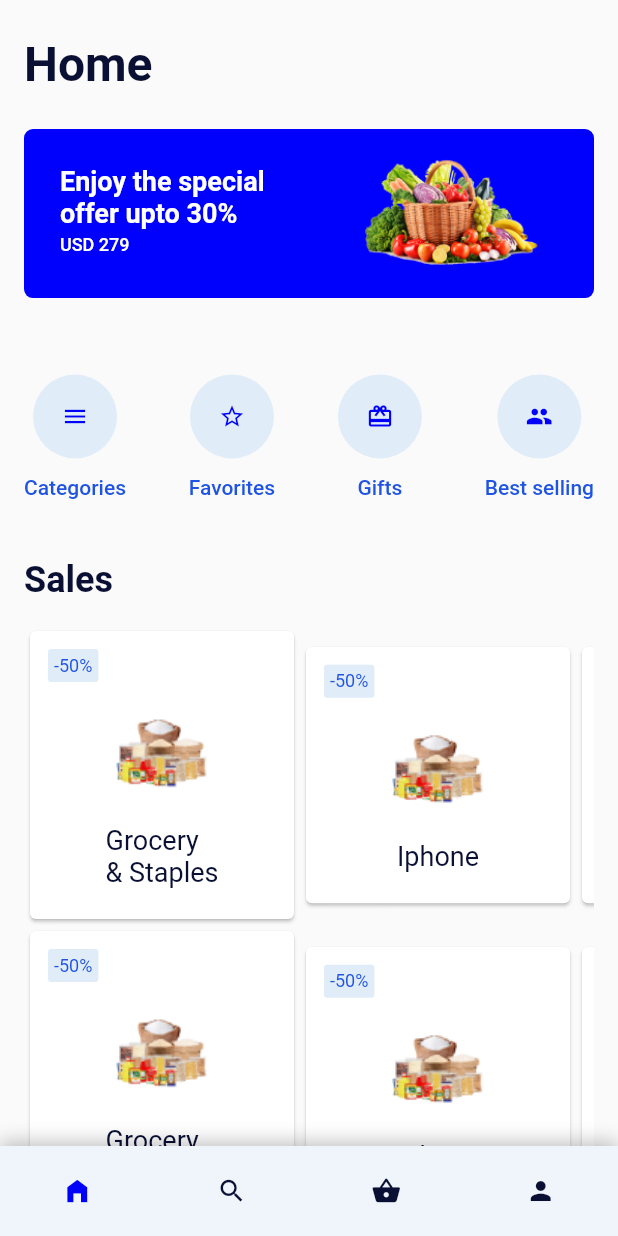
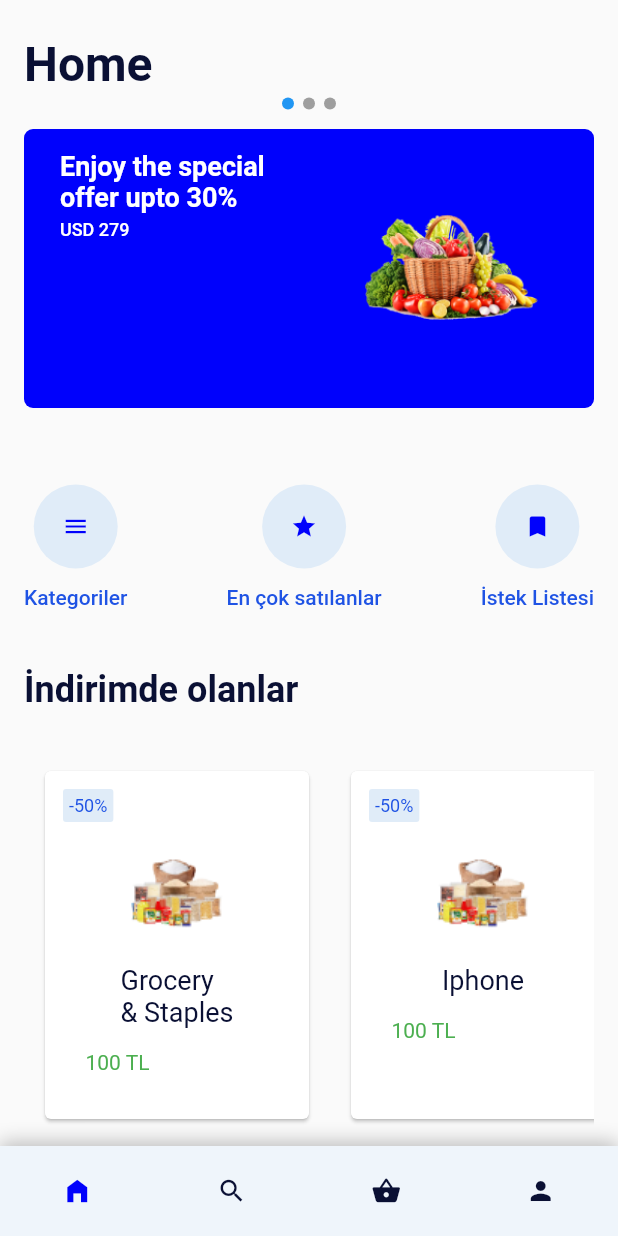
Before and after one commit to MuhammedFatihInce/3301456_213301002, a Flutter app: the screen it shows after launch, on a phone screen of 412 x 824 dp. Run offline on Flutter 3.47's test engine with Material 2 defaults, Android fonts, the phone set to English and light mode, and no system bars; our stand-ins replace flutter_riverpod.

Commit message:
Flutter_proje

```diff
--- a/lib/components/buildContext.dart
+++ b/lib/components/buildContext.dart
@@ -5,7 +5,7 @@ Widget buildContent(String title, String photoUrl, String price, BuildContext co
   return GestureDetector(
     onTap: () {
       Navigator.push(context, MaterialPageRoute(builder: (context) {
-        return ProductDetailPage(title);
+        return ProductDetailPage(title, photoUrl);
       }));
     },
     child: Container(
--- a/lib/components/buildSalesItem.dart
+++ b/lib/components/buildSalesItem.dart
@@ -1,4 +1,6 @@
+import 'package:deneme_flutter/components/buildNavigation.dart';
 import 'package:deneme_flutter/components/label.dart';
+import 'package:deneme_flutter/pages/productDetail.dart';
 import 'package:flutter/material.dart';
 
 Widget buildSalesItem({
@@ -6,8 +8,15 @@ Widget buildSalesItem({
   required String photoUrl,
   required String discount,
   required double screenWidth,
+  required BuildContext context,
 }) {
-  return Card(
+  return GestureDetector(
+    onTap: () {
+      Navigator.push(context, MaterialPageRoute(builder: (context) {
+        return ProductDetailPage(text, photoUrl);
+      }));
+    },
+    child: Card(
       child: Container(
         width: (screenWidth - 60) * 0.5,
         padding: EdgeInsets.only(left: 12, top: 12, bottom: 21, right: 12),
@@ -25,7 +34,26 @@ Widget buildSalesItem({
             Center(
                 child: Text(text,
                     style: TextStyle(fontSize: 18, color: Color(0XFF0A1034)))),
+            SizedBox(
+              height: 15,
+            ),
+            Padding(
+              padding: const EdgeInsets.symmetric(horizontal: 15),
+              child: SizedBox(
+                height: 15,
+                child: Row(
+                  mainAxisAlignment: MainAxisAlignment.spaceBetween,
+                  children: [
+                    Text(
+                      "100 TL",
+                      style: TextStyle(color: Colors.green),
+                    ),
                   ],
+                ),
+              ),
+            )
+          ],
+        ),
       ),
     ),
   );
--- a/lib/pages/category.dart
+++ b/lib/pages/category.dart
@@ -1,7 +1,6 @@
 import 'package:deneme_flutter/components/bottomNavigation.dart';
 import 'package:deneme_flutter/components/buildContext.dart';
 import 'package:deneme_flutter/components/header.dart';
-import 'package:deneme_flutter/pages/productDetail.dart';
 import 'package:flutter/material.dart';
 
 class CategoryPage extends StatelessWidget {
@@ -86,16 +85,19 @@ class CategoryPage extends StatelessWidget {
                   mainAxisSpacing: 15,
                   crossAxisSpacing: 10,
                   children: products.map((Map product) {
-                    return buildContent(
-                        product["isim"], product["fotograf"], product["fiyat"], context);
+                    return buildContent(product["isim"], product["fotograf"],
+                        product["fiyat"], context);
                   }).toList(),
                 ),
-              )
+              ),
+              SizedBox(height: 50,),
             ],
+
           )),
 
-              //BOTTOM NAVİGATİON
-             bottomNavigationBar("search"),
+
+      //BOTTOM NAVİGATİON
+      bottomNavigationBar("search"),
     ])));
   }
 }
--- a/lib/pages/home.dart
+++ b/lib/pages/home.dart
@@ -8,13 +8,15 @@ import 'package:flutter/material.dart';
 import 'categories.dart';
 import '../components/bottomNavigation.dart';
 
-
 class HomePage extends StatefulWidget {
   @override
   _HomePageState createState() => _HomePageState();
 }
 
 class _HomePageState extends State<HomePage> {
+  List<Widget> campaigns = [buildBanner(), buildBanner(), buildBanner()];
+  int newIndex = 0;
+
   List<Product> product = [
     Product.withId(
         id: 1,
@@ -77,7 +79,52 @@ class _HomePageState extends State<HomePage> {
                     buildHeader(),
 
                     //Banner
-                    buildBanner(),
+                    Stack(
+                      children: [
+                        SizedBox(
+                          height: 210,
+                          child: PageView.builder(
+                            controller: PageController(initialPage: 0),
+                            itemCount: 3,
+                            itemBuilder: (context, index) {
+                              return campaigns[index];
+                            },
+                            onPageChanged: (index) {
+                              setState(() {
+                                newIndex = index;
+                              });
+                            },
+                          ),
+                        ),
+                        Align(
+                          alignment: Alignment.bottomCenter,
+                          child: Padding(
+                            padding: EdgeInsets.only(
+                              bottom: 12.0,
+                            ),
+                            child: Row(
+                              mainAxisAlignment: MainAxisAlignment.center,
+                              crossAxisAlignment: CrossAxisAlignment.center,
+                              children: [
+                                for (int i = 0; i < campaigns.length; i++)
+                                  Container(
+                                    width: 8,
+                                    height: 8,
+                                    margin: EdgeInsets.all(3.0),
+                                    decoration: BoxDecoration(
+                                      color: newIndex == i
+                                          ? Colors.blue
+                                          : Colors.grey,
+                                      shape: BoxShape.circle,
+                                    ),
+                                  )
+                              ],
+                            ),
+                          ),
+                        )
+                      ],
+                    ),
+                    //buildBanner(),
 
                     //Butonlar
                     Padding(
@@ -87,23 +134,18 @@ class _HomePageState extends State<HomePage> {
                         children: [
                           //ilk eleman
                           buildNavigation(
-                              text: "Categories",
+                              text: "Kategoriler",
                               icon: Icons.menu,
                               widget: CategoriesPage(),
                               context: context),
                           buildNavigation(
-                              text: "Favorites",
-                              icon: Icons.star_border,
+                              text: "En çok satılanlar",
+                              icon: Icons.star,
                               widget: Container(),
                               context: context),
                           buildNavigation(
-                              text: "Gifts",
-                              icon: Icons.card_giftcard,
-                              widget: Container(),
-                              context: context),
-                          buildNavigation(
-                              text: "Best selling",
-                              icon: Icons.people,
+                              text: "İstek Listesi",
+                              icon: Icons.bookmark,
                               widget: Container(),
                               context: context),
                         ],
@@ -113,7 +155,7 @@ class _HomePageState extends State<HomePage> {
                     SizedBox(height: 40),
                     // SALES TİTLE
                     Text(
-                      "Sales",
+                      "İndirimde olanlar",
                       style: TextStyle(
                           fontWeight: FontWeight.bold,
                           fontSize: 24,
@@ -124,73 +166,47 @@ class _HomePageState extends State<HomePage> {
                     ),
 
                     //SALES ITEMS
-                SingleChildScrollView(
-                  scrollDirection:Axis.horizontal,
-                  child:Row(
-                    mainAxisAlignment:MainAxisAlignment.center,
-                    children:[
-                      buildSalesItem(
-                        text:"${product[0].name}",
-                        photoUrl:"${product[0].photoUrl}",
-                        discount:"${product[0].discount}",
-                        screenWidth:screenWidth,
-                      ),
-                      buildSalesItem(
-                        text:"${product[1].name}",
-                        photoUrl:"${product[1].photoUrl}",
-                        discount:"${product[1].discount}",
-                        screenWidth:screenWidth,
-                      ),
-                      buildSalesItem(
-                        text:"${product[2].name}",
-                        photoUrl:"${product[2].photoUrl}",
-                        discount:"${product[2].discount}",
-                        screenWidth:screenWidth,
-                      ),
-                      buildSalesItem(
-                        text:"${product[3].name}",
-                        photoUrl:"${product[3].photoUrl}",
-                        discount:"${product[3].discount}",
-                        screenWidth:screenWidth,
-                      ),
-                    ],
-                  ),
-                ),
-                SingleChildScrollView(
-                  scrollDirection:Axis.horizontal,
-                  child:Row(
-                    mainAxisAlignment:MainAxisAlignment.center,
-                    children:[
-                      buildSalesItem(
-                        text:"${product[0].name}",
-                        photoUrl:"${product[0].photoUrl}",
-                        discount:"${product[0].discount}",
-                        screenWidth:screenWidth,
-                      ),
-                      buildSalesItem(
-                        text:"${product[1].name}",
-                        photoUrl:"${product[1].photoUrl}",
-                        discount:"${product[1].discount}",
-                        screenWidth:screenWidth,
-                      ),
-                      buildSalesItem(
-                        text:"${product[2].name}",
-                        photoUrl:"${product[2].photoUrl}",
-                        discount:"${product[2].discount}",
-                        screenWidth:screenWidth,
-                      ),
-                      buildSalesItem(
-                        text:"${product[3].name}",
-                        photoUrl:"${product[3].photoUrl}",
-                        discount:"${product[3].discount}",
-                        screenWidth:screenWidth,
-                      ),
-                    ],
-                  ),
-                ),
+                    SizedBox(
+                      height: 270,
+                      child: ListView.separated(
+                          separatorBuilder: (context, index) => const SizedBox(
+                            width: 20,
+                          ),
+                          itemCount: product.length,
+                          padding: EdgeInsets.only(left: 10, top: 20, right: 20, bottom: 10),
+                          scrollDirection: Axis.horizontal,
+                          itemBuilder: (context, index) {
+                            return buildSalesItem(
+                              text: "${product[index].name}",
+                              photoUrl: "${product[index].photoUrl}",
+                              discount: "${product[index].discount}",
+                              context: context,
+                              screenWidth: screenWidth,
+                            );
+                          }),
+                    ),
 
+                    SizedBox(
+                      height: 270,
+                      child: ListView.separated(
+                          separatorBuilder: (context, index) => const SizedBox(
+                                width: 20,
+                              ),
+                          itemCount: product.length,
+                          padding: EdgeInsets.only(left: 10, top: 20, right: 20, bottom: 10),
+                          scrollDirection: Axis.horizontal,
+                          itemBuilder: (context, index) {
+                            return buildSalesItem(
+                              text: "${product[index].name}",
+                              photoUrl: "${product[index].photoUrl}",
+                              discount: "${product[index].discount}",
+                              context: context,
+                              screenWidth: screenWidth,
+                            );
+                          }),
+                    ),
 
-                  SizedBox(
+                    SizedBox(
                       height: 55,
                     ),
                   ],
@@ -206,18 +222,3 @@ class _HomePageState extends State<HomePage> {
     );
   }
 }
-
-List<Widget> buildfor(List<Product> product, double screenWidth) {
-  List<Widget> salesItem = [];
-  for (int i = 0; i < product.length; i++) {
-    salesItem = [
-      buildSalesItem(
-        text: "${product[i].name}",
-        photoUrl: "${product[i].photoUrl}",
-        discount: "${product[i].discount}",
-        screenWidth: screenWidth,
-      )
-    ];
-  }
-  return salesItem.toList();
-}
--- a/lib/pages/main.dart
+++ b/lib/pages/main.dart
@@ -1,8 +1,9 @@
 import 'package:deneme_flutter/pages/home.dart';
 import 'package:flutter/material.dart';
+import 'package:flutter_riverpod/flutter_riverpod.dart';
 
 void main() {
-  runApp(MyApp());
+  runApp(ProviderScope(child: MyApp()));
 }
 
 class MyApp extends StatelessWidget {
@@ -10,6 +11,7 @@ class MyApp extends StatelessWidget {
   Widget build(BuildContext context) {
 
     return MaterialApp(
+      debugShowCheckedModeBanner: false,
       title: 'Flutter Demo',
       theme: ThemeData(
         primarySwatch: Colors.blue,
--- a/lib/pages/productDetail.dart
+++ b/lib/pages/productDetail.dart
@@ -1,14 +1,14 @@
 import 'package:deneme_flutter/components/bottomNavigation.dart';
 import 'package:deneme_flutter/components/capacityOption.dart';
 import 'package:deneme_flutter/components/colorOption.dart';
-import 'package:deneme_flutter/components/label.dart';
 import 'package:deneme_flutter/components/header.dart';
 import 'package:flutter/material.dart';
 
 class ProductDetailPage extends StatefulWidget {
   String productTitle;
+  String photoUrl;
 
-  ProductDetailPage(this.productTitle);
+  ProductDetailPage(this.productTitle, this.photoUrl);
 
   @override
   _ProductDetailPage createState() => _ProductDetailPage();
@@ -58,7 +58,7 @@ class _ProductDetailPage extends State<ProductDetailPage> {
                     //ÜRÜN FOTOĞRAFI
                     Center(
                       child: Image.asset(
-                        "assets/images/mobilePhone.png",
+                       widget.photoUrl,
                         width: 150,
                         height: 200,
                       ),
@@ -121,6 +121,25 @@ class _ProductDetailPage extends State<ProductDetailPage> {
                         print("Ürün İsmi: " + widget.productTitle);
                         print("Ürün rengi: " + selectedColor.value.toString());
                         print("Ürün kapasitesi: " + selectedCapacity.toString() + " gb");
+
+                      },
+                      child: Container(
+                        width: double.infinity,
+                        padding: EdgeInsets.symmetric(vertical: 16),
+                        decoration: BoxDecoration(
+                          borderRadius: BorderRadius.circular(4),
+                          color: Colors.deepOrangeAccent,
+                        ),
+                        child: Text("İstek Listesine Ekle", textAlign: TextAlign.center, style: TextStyle(fontSize: 18, color: Colors.white, fontWeight: FontWeight.w600),),
+                      ),
+                    ),
+                    SizedBox(height: 25,),
+                    GestureDetector(
+                      onTap: (){
+                        print("Ürün sepete eklendi.");
+                        print("Ürün İsmi: " + widget.productTitle);
+                        print("Ürün rengi: " + selectedColor.value.toString());
+                        print("Ürün kapasitesi: " + selectedCapacity.toString() + " gb");
                       },
                       child: Container(
                         width: double.infinity,
@@ -133,6 +152,7 @@ class _ProductDetailPage extends State<ProductDetailPage> {
                       ),
                     ),
                     SizedBox(height: 100,),
+
                   ],
                 ),
               ),
--- a/pubspec.yaml
+++ b/pubspec.yaml
@@ -35,6 +35,9 @@ dependencies:
   # The following adds the Cupertino Icons font to your application.
   # Use with the CupertinoIcons class for iOS style icons.
   cupertino_icons: ^1.0.2
+  riverpod: ^2.3.4
+  flutter_riverpod: ^2.3.4
+  grock: ^0.2.6
 
 dev_dependencies:
   flutter_test:
```
Also changed, not shown: pubspec.lock, 3 other files. Lines whose indentation alone changed are shown as unchanged.
